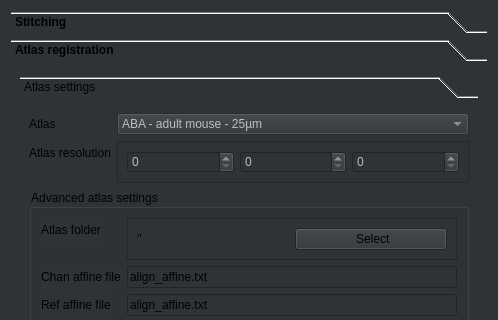
Before: the Qt Designer form ClearMap/gui/creator/alignment_tab.ui in ClearAnatomics/ClearMap, drawn with Qt 5; both pictures show x 0 to 498 and y 0 to 320 of the 498 by 739 pixel window.
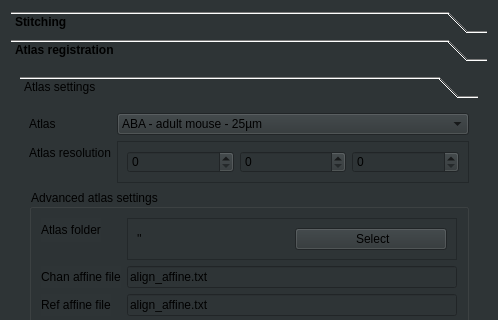
After: the same form once the commit is applied. The open tabs and pages were chosen to show the change. Icons and pictures are not drawn.

Commit message: Renables atlas controls

What changed in the file:
```diff
--- a/ClearMap/gui/creator/alignment_tab.ui
+++ b/ClearMap/gui/creator/alignment_tab.ui
@@ -979,8 +979,8 @@
              <rect>
               <x>0</x>
               <y>0</y>
-              <width>325</width>
-              <height>270</height>
+              <width>460</width>
+              <height>332</height>
              </rect>
             </property>
             <attribute name="label">
@@ -999,9 +999,6 @@
              </item>
              <item row="0" column="1">
               <widget class="QComboBox" name="atlasIdComboBox">
-               <property name="enabled">
-                <bool>false</bool>
-               </property>
                <item>
                 <property name="text">
                  <string>ABA - adult mouse - 25µm</string>
@@ -1046,9 +1043,6 @@
              </item>
              <item row="1" column="1">
               <widget class="QFrame" name="atlasResolutionTriplet">
-               <property name="enabled">
-                <bool>false</bool>
-               </property>
                <property name="frameShape">
                 <enum>QFrame::StyledPanel</enum>
                </property>
```
Left out of the diff: 2 changed lines with no effect on the pictures.
